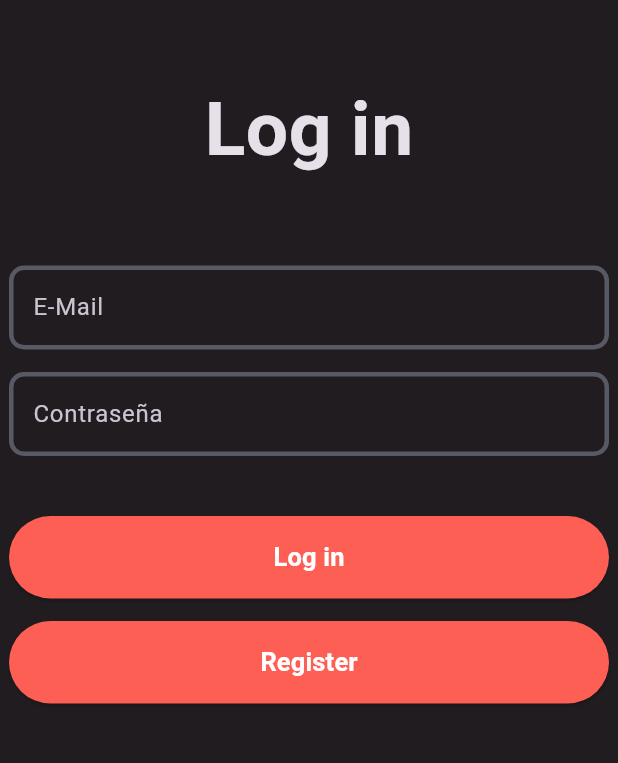
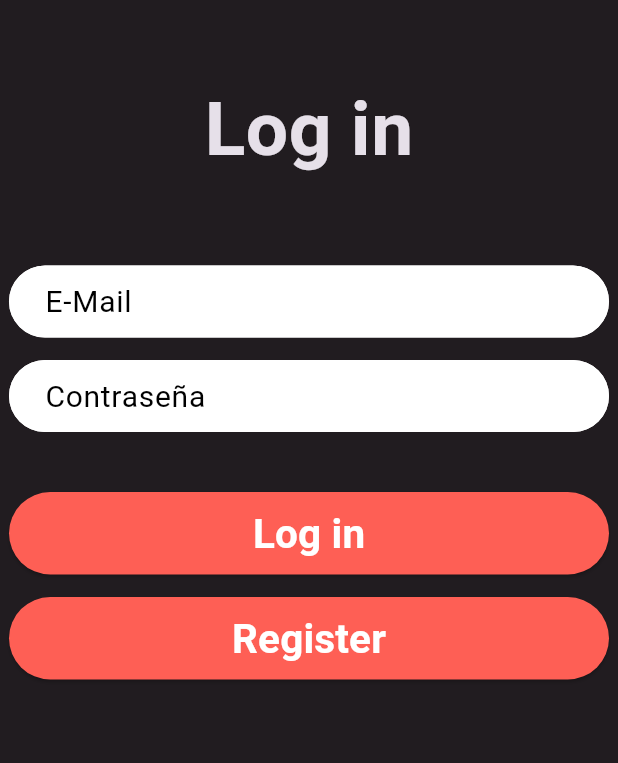
Before and after one commit to borjafernandez35/ea_g2_proyecto_fronted, a Flutter app: the screen it shows after launch, on a phone screen of 412 x 824 dp, the part 84-847 px from its top. Run offline on Flutter 3.47's test engine with Material 3 defaults, Android fonts, the phone set to English and light mode, and no system bars; our stand-ins replace dio, get, get_storage.

Commit message:
Primeros cambios

```diff
--- a/lib/Widgets/button_sign_in.dart
+++ b/lib/Widgets/button_sign_in.dart
@@ -17,7 +17,7 @@ class SignInButton extends StatelessWidget {
       ),
       child: Text(text, style: const TextStyle(
         fontWeight: FontWeight.w600,
-        fontSize: 17,
+        fontSize: 27,
       ),),
     );
   }
--- a/lib/Widgets/paramTextBox.dart
+++ b/lib/Widgets/paramTextBox.dart
@@ -15,21 +15,26 @@ class ParamTextBox extends StatelessWidget {
       child: TextFormField(
         controller: controller,
         decoration: InputDecoration(
+          filled: true, // Establecer como true para agregar un fondo
+          fillColor: Colors.white, // Establecer el color de fondo
           enabledBorder: OutlineInputBorder(
           borderSide: const BorderSide(
-            color: Pallete.greyColor,
+            color: Color.fromARGB(255, 255, 255, 255),
             width: 3,
           ),
-          borderRadius: BorderRadius.circular(10),
+          borderRadius: BorderRadius.circular(50),
           ),
           focusedBorder: OutlineInputBorder(
             borderSide: const BorderSide(
             color: Pallete.salmonColor,
             width: 3,
           ),
-          borderRadius: BorderRadius.circular(10),
+          borderRadius: BorderRadius.circular(50),
           ),
           hintText: text,
+          hintStyle: TextStyle(color: const Color.fromARGB(255, 0, 0, 0), fontSize: 20.0), // Cambiar el color y tamaño del texto dentro del cuadro de texto
+          contentPadding: EdgeInsets.only(left: 20.0),
+
         ),
 
       ),
```
Also changed, not shown: 1 other file.
